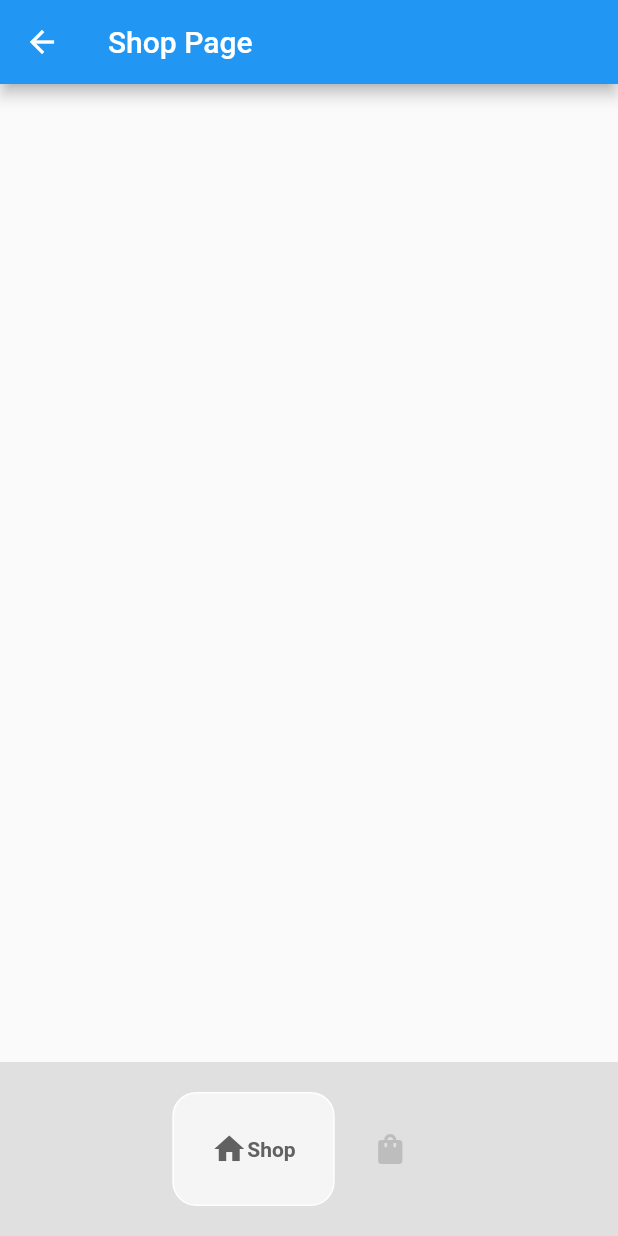
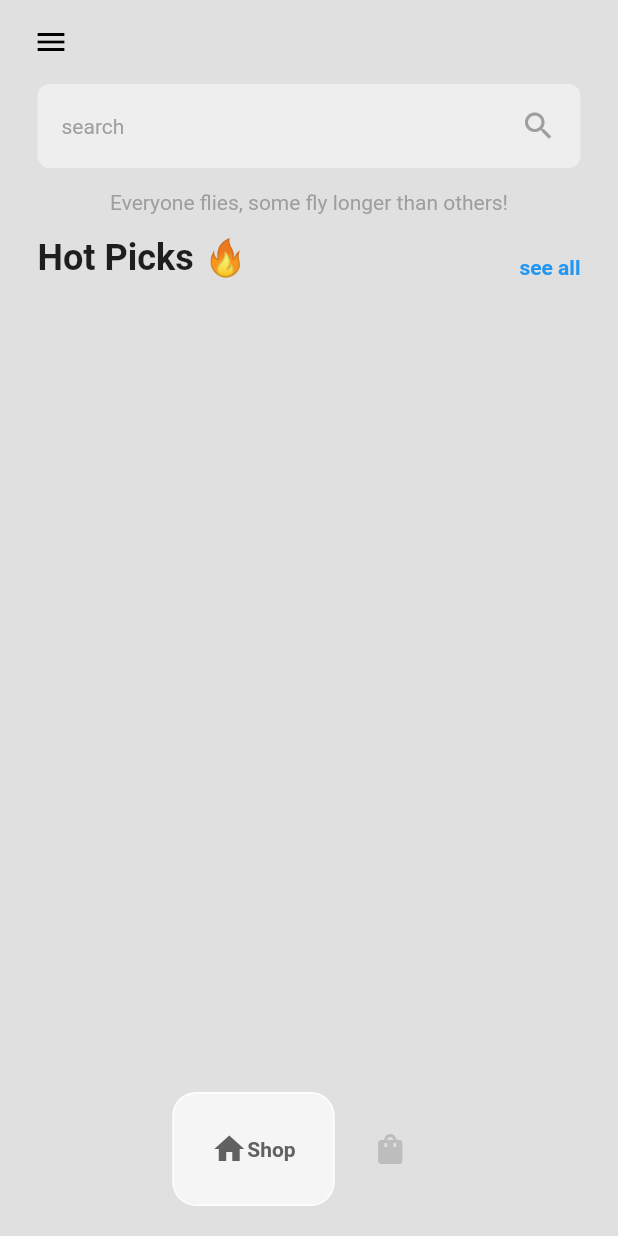
Before and after one commit to stDean/ecom_ui_flutter, a Flutter app: the HomeScreen screen opened directly, on a phone screen of 412 x 824 dp. Run offline on Flutter 3.47's test engine with Material 2 defaults, Android fonts, the phone set to English and light mode, and no system bars; drawn by our look-alikes of google_nav_bar.

Commit message:
started the show screen

```diff
--- /dev/null
+++ b/lib/components/show_tile.dart
@@ -0,0 +1,12 @@
+import 'package:flutter/material.dart';
+
+class ShoeTile extends StatelessWidget {
+  const ShoeTile({super.key});
+
+  @override
+  Widget build(BuildContext context) {
+    return Card(
+
+    );
+  }
+}
--- a/lib/screens/cart_screen.dart
+++ b/lib/screens/cart_screen.dart
@@ -6,9 +6,7 @@ class CartScreen extends StatelessWidget {
   @override
   Widget build(BuildContext context) {
     return Scaffold(
-      appBar: AppBar(
-        title: const Text("Cart Page"),
-      ),
+      backgroundColor: Colors.grey[300],
     );
   }
 }
--- a/lib/screens/home_screen.dart
+++ b/lib/screens/home_screen.dart
@@ -37,6 +37,90 @@ class _HomeScreenState extends State<HomeScreen> {
       bottomNavigationBar: MyBottomNavBar(
         onTabChange: (index) => navigateBottomBar(index),
       ),
+      appBar: AppBar(
+        backgroundColor: Colors.transparent,
+        elevation: 0,
+        leading: Builder(
+          builder: (context) {
+            return IconButton(
+              icon: const Padding(
+                padding: EdgeInsets.only(left: 12.0),
+                child: Icon(
+                  Icons.menu,
+                  color: Colors.black,
+                ),
+              ),
+              onPressed: () {
+                Scaffold.of(context).openDrawer();
+              },
+            );
+          },
+        ),
+      ),
+      drawer: Drawer(
+        backgroundColor: Colors.grey[900],
+        child: Column(
+          mainAxisAlignment: MainAxisAlignment.spaceBetween,
+          children: [
+            Column(
+              children: [
+                DrawerHeader(
+                  child: Image.asset(
+                    'lib/images/logo.png',
+                    width: 150,
+                  ),
+                ),
+                Padding(
+                  padding: const EdgeInsets.symmetric(horizontal: 25),
+                  child: Divider(
+                    color: Colors.grey[800],
+                    height: 3,
+                  ),
+                ),
+                const Padding(
+                  padding: EdgeInsets.only(left: 40.0),
+                  child: ListTile(
+                    leading: Icon(
+                      Icons.home,
+                      color: Colors.white,
+                    ),
+                    title: Text(
+                      "Home",
+                      style: TextStyle(color: Colors.white),
+                    ),
+                  ),
+                ),
+                const Padding(
+                  padding: EdgeInsets.only(left: 40.0),
+                  child: ListTile(
+                    leading: Icon(
+                      Icons.info,
+                      color: Colors.white,
+                    ),
+                    title: Text(
+                      "About",
+                      style: TextStyle(color: Colors.white),
+                    ),
+                  ),
+                ),
+              ],
+            ),
+            const Padding(
+              padding: EdgeInsets.only(left: 40.0, bottom: 26),
+              child: ListTile(
+                leading: Icon(
+                  Icons.logout,
+                  color: Colors.white,
+                ),
+                title: Text(
+                  "Log Out",
+                  style: TextStyle(color: Colors.white),
+                ),
+              ),
+            ),
+          ],
+        ),
+      ),
       body: _pages[_selectedIdx],
     );
   }
--- a/lib/screens/shop_screen.dart
+++ b/lib/screens/shop_screen.dart
@@ -1,3 +1,4 @@
+import 'package:e_com/components/show_tile.dart';
 import 'package:flutter/material.dart';
 
 class ShopScreen extends StatelessWidget {
@@ -6,8 +7,77 @@ class ShopScreen extends StatelessWidget {
   @override
   Widget build(BuildContext context) {
     return Scaffold(
-      appBar: AppBar(
-        title: const Text("Shop Page"),
+      backgroundColor: Colors.grey[300],
+      body: Column(
+        children: [
+          // Search bar
+          Container(
+            padding: const EdgeInsets.all(16),
+            margin: const EdgeInsets.symmetric(horizontal: 25),
+            decoration: BoxDecoration(
+              color: Colors.grey[200],
+              borderRadius: BorderRadius.circular(8),
+            ),
+            child: const Row(
+              mainAxisAlignment: MainAxisAlignment.spaceBetween,
+              children: [
+                Text(
+                  "search",
+                  style: TextStyle(color: Colors.grey),
+                ),
+                Icon(
+                  Icons.search,
+                  color: Colors.grey,
+                ),
+              ],
+            ),
+          ),
+
+          // Message
+          Padding(
+            padding: const EdgeInsets.symmetric(vertical: 15),
+            child: Text(
+              "Everyone flies, some fly longer than others!",
+              style: TextStyle(color: Colors.grey.shade500),
+            ),
+          ),
+
+          // Hot picks
+          const Padding(
+            padding: EdgeInsets.symmetric(horizontal: 25.0),
+            child: Row(
+              mainAxisAlignment: MainAxisAlignment.spaceBetween,
+              crossAxisAlignment: CrossAxisAlignment.end,
+              children: [
+                Text(
+                  "Hot Picks 🔥",
+                  style: TextStyle(
+                    fontWeight: FontWeight.bold,
+                    fontSize: 24,
+                  ),
+                ),
+                Text(
+                  "see all",
+                  style: TextStyle(
+                    fontWeight: FontWeight.bold,
+                    color: Colors.blue,
+                  ),
+                ),
+              ],
+            ),
+          ),
+
+          const SizedBox(height: 10),
+
+          // Shoes
+          Expanded(
+            child: ListView.builder(
+              itemBuilder: (context, index) {
+                return const ShoeTile();
+              },
+            ),
+          ),
+        ],
       ),
     );
   }
```
